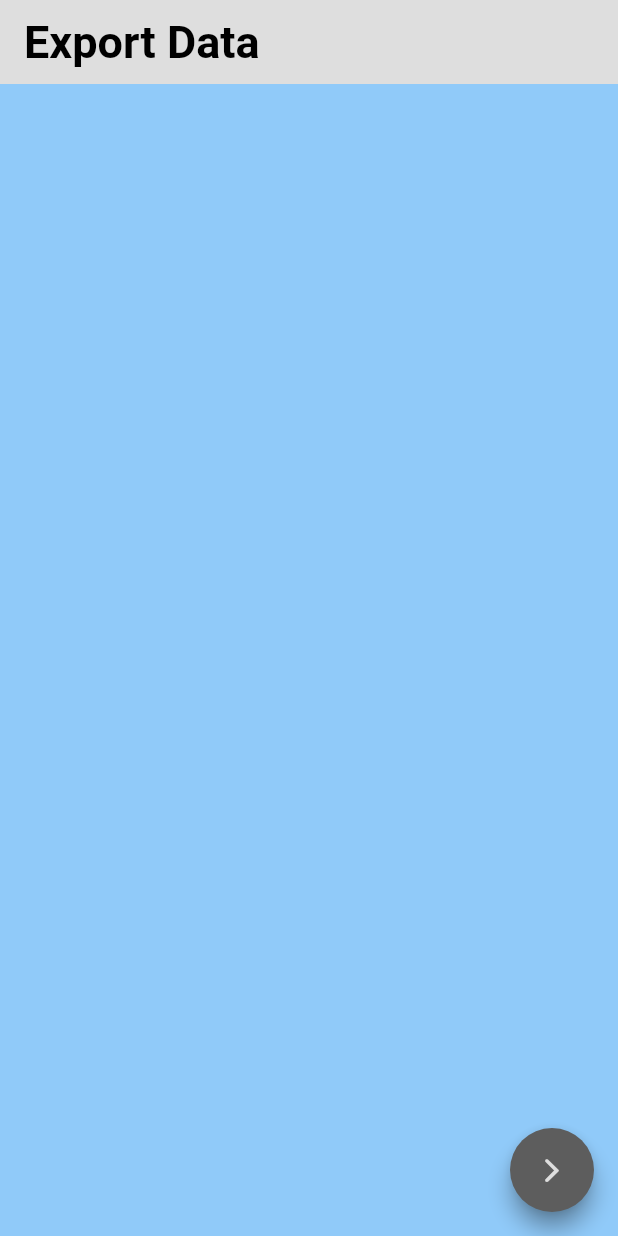
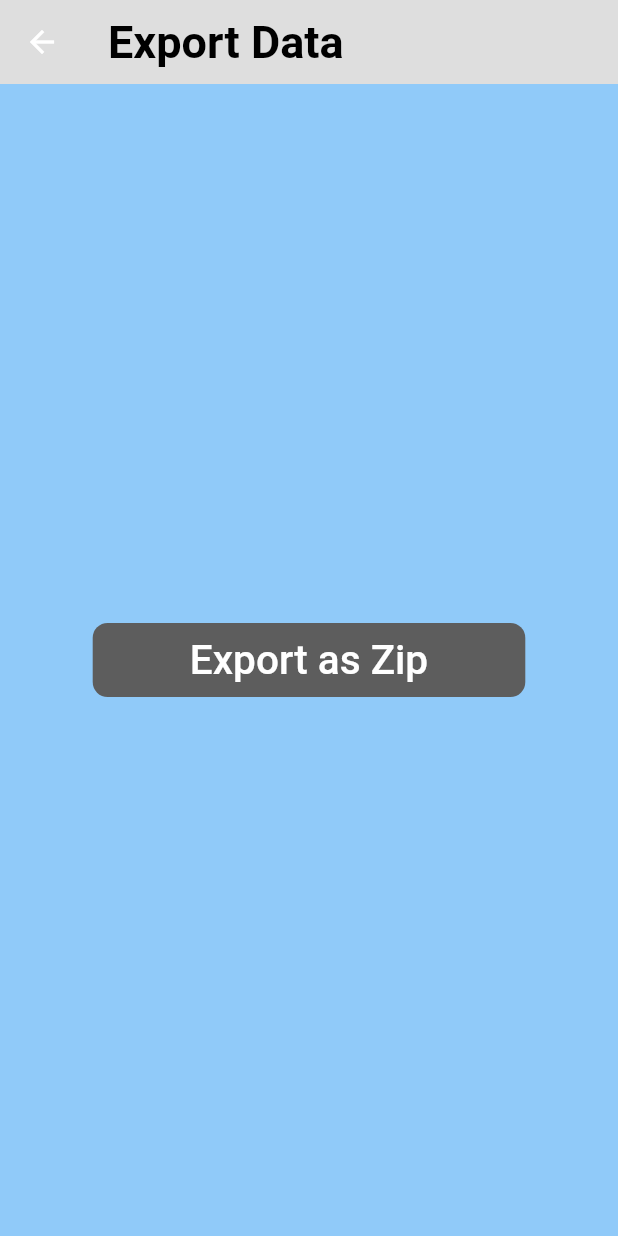
Before and after one commit to lenny1400/diplomarbeit, a Flutter app: the DataPage screen opened directly, after a tap on "Export Data", on a phone screen of 412 x 824 dp. Run offline on Flutter 3.47's test engine with Material 2 defaults, Android fonts, the phone set to English and light mode, and no system bars; our stand-ins replace bootstrap_icons, camera, csv, file_picker, firebase_auth, firebase_core and 8 more; missing offline and left inert: dart:ffi; accounts and stored records are empty.

Commit message:
Export extern Tasks as Zip

```diff
--- a/lib/main_screens/data_screen.dart
+++ b/lib/main_screens/data_screen.dart
@@ -6,6 +6,7 @@ import 'package:flutter/services.dart';
 import 'package:get/get_utils/src/extensions/internacionalization.dart';
 import 'package:intl/intl.dart';
 import 'package:shared_preferences/shared_preferences.dart';
+import 'package:simple_nav_bar/responsive_screens/data/data_screens/export/export_task.dart';
 import 'package:simple_nav_bar/responsive_screens/data/data_screens/import/importfiles.dart';
 import 'package:simple_nav_bar/responsive_screens/data/data_screens/taskmanagement/taskmanagement.dart';
 import 'dart:io' as io;
@@ -124,7 +125,7 @@ class _DataPageState extends State<DataPage> {
                       onPressed: () {
                         //int pop = 1;
                         //Navigator.push(context, MaterialPageRoute(builder: (_) => ExistingCustomerPage(title: 'Existing Customer',pop: pop,)));
-                        Navigator.push(context, MaterialPageRoute(builder: (_) => ExportFiles()));
+                        Navigator.push(context, MaterialPageRoute(builder: (_) => export_task()));
                       },
                       child: Text(
                         'da_export'.tr,
--- /dev/null
+++ b/lib/responsive_screens/data/data_screens/export/export_task.dart
@@ -0,0 +1,70 @@
+import 'package:firebase_auth/firebase_auth.dart';
+import 'package:flutter/cupertino.dart';
+import 'package:flutter/material.dart';
+import 'package:get/get_utils/src/extensions/internacionalization.dart';
+import 'dart:io';
+import 'package:archive/archive_io.dart';
+import 'package:path/path.dart';
+import 'package:path_provider/path_provider.dart';
+
+class export_task extends StatefulWidget {
+  const export_task({Key? key}) : super(key: key);
+
+  @override
+  _export_taskState createState() => _export_taskState();
+}
+
+class _export_taskState extends State<export_task> {
+
+  void convert_zip () async {
+
+    try {
+      String user = FirebaseAuth.instance.currentUser!.uid;
+      Directory? directory = await getApplicationDocumentsDirectory();
+      String path = directory.path;
+      var encoder = ZipFileEncoder();
+      encoder.create("/storage/emulated/0/Documents/tasks.zip");
+      encoder.addDirectory(Directory("$path/User/$user/tasks/extern/"));
+      encoder.close();
+    }
+    on Exception catch (_) {
+
+      throw Exception("Error");
+    }
+  }
+
+  @override
+  Widget build(BuildContext context) {
+    final theme = Theme.of(context);
+    return Scaffold(
+        backgroundColor: theme.backgroundColor,
+        appBar: AppBar(
+        title: Text("da_appbarExport".tr,
+        style: theme.textTheme.caption,
+    ),
+    elevation: 0,
+    ),
+      body: Center(
+          child: Container(
+            child: SizedBox(
+              width: MediaQuery.of(context).size.width * 0.70,
+              height: MediaQuery.of(context).size.height*0.06,
+              child: FloatingActionButton(
+                elevation: 0,
+                heroTag: "btnExport",
+                backgroundColor: theme.cardColor,
+                shape: RoundedRectangleBorder(
+                  borderRadius: BorderRadius.all(Radius.circular(10.0)),
+                ),
+                onPressed: () {
+                    convert_zip();
+                },
+                child: Text(
+                  'Export as Zip'.tr,
+                  style: theme.textTheme.bodyText1,
+                ),
+              )
+          ),
+      )));
+  }
+}
--- a/pubspec.yaml
+++ b/pubspec.yaml
@@ -42,6 +42,7 @@ dependencies:
   cupertino_icons: ^1.0.2
   get: ^4.1.4
   get_storage: ^2.0.3
+  archive: ^3.3.0
 
 
 dev_dependencies:
```
Also changed, not shown: pubspec.lock.
